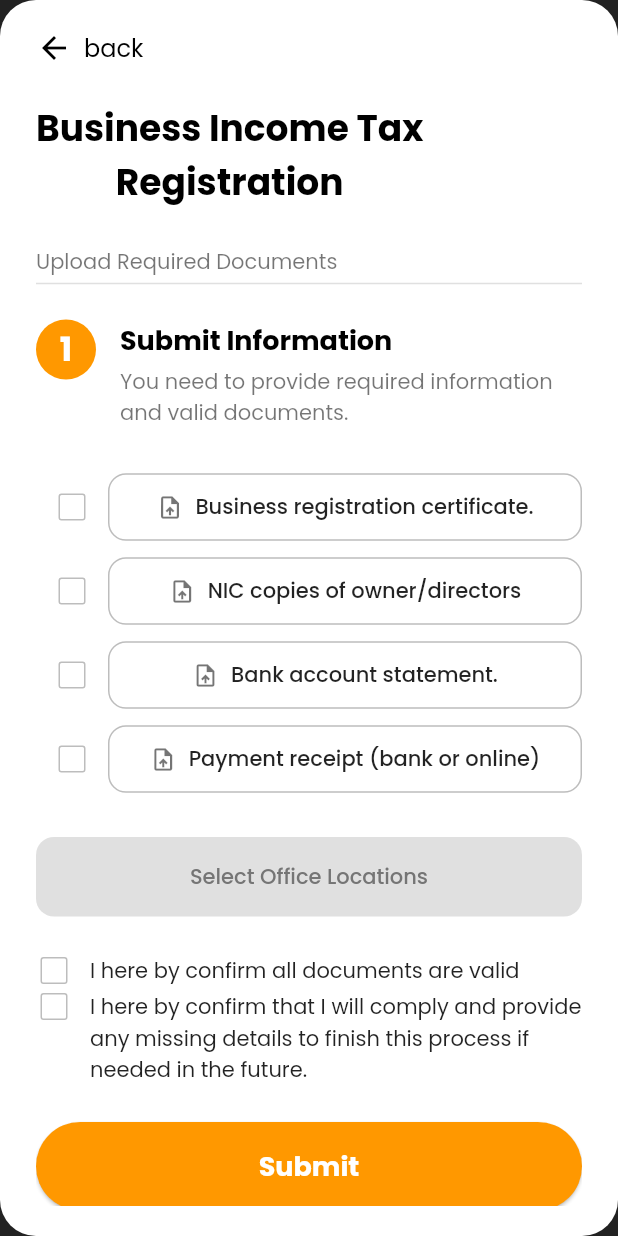
After one commit to GovConn/mobile-app, a Flutter app: the AppointmentDocUplaodScreen screen opened directly, on a phone screen of 412 x 824 dp. The commit adds this screen. Run offline on Flutter 3.47's test engine with Material 2 defaults, Android fonts, the phone set to English and light mode, and no system bars; our stand-ins replace file_picker, flutter_secure_storage, google_fonts, table_calendar; accounts and stored records are empty; network calls fail.

Commit message:
make appointmrnt details section

```diff
--- /dev/null
+++ b/lib/Screens/Appointment/appointment_doc_upload_screen.dart
@@ -0,0 +1,268 @@
+import 'package:flutter/material.dart';
+import 'package:gov_connect_app/Screens/Appointment/resrevation_screen.dart';
+
+class AppointmentDocUplaodScreen extends StatefulWidget {
+  const AppointmentDocUplaodScreen({super.key});
+
+  @override
+  State<AppointmentDocUplaodScreen> createState() => _AppointmentDocUplaodScreenState();
+}
+
+class _AppointmentDocUplaodScreenState extends State<AppointmentDocUplaodScreen> {
+  // State variables to track checkbox states
+  final Map<String, bool> _documentChecks = {
+    'Business registration certificate.': false,
+    'NIC copies of owner/directors': false,
+    'Bank account statement.': false,
+    'Payment receipt (bank or online)': false,
+  };
+
+  bool _confirmValid = false;
+  bool _confirmComply = false;
+
+  @override
+  Widget build(BuildContext context) {
+    return Scaffold(
+      backgroundColor: Colors.black87,
+      body: SafeArea(
+        child: Center(
+          child: Container(
+            padding: const EdgeInsets.symmetric(horizontal: 24.0, vertical: 20.0),
+            decoration: BoxDecoration(
+              color: Colors.white,
+              borderRadius: BorderRadius.circular(24.0),
+            ),
+            child: SingleChildScrollView(
+              child: Column(
+                mainAxisSize: MainAxisSize.min,
+                crossAxisAlignment: CrossAxisAlignment.start,
+                children: [
+                  // --- Back Button ---
+                  const Row(
+                    children: [
+                      Icon(Icons.arrow_back, color: Colors.black),
+                      SizedBox(width: 8),
+                      Text(
+                        'back',
+                        style: TextStyle(color: Colors.black, fontSize: 16),
+                      ),
+                    ],
+                  ),
+                  const SizedBox(height: 24),
+
+                  // --- Header Text ---
+                  const Text(
+                    'Business Income Tax\nRegistration',
+                    textAlign: TextAlign.center,
+                    style: TextStyle(
+                      color: Colors.black,
+                      fontSize: 24,
+                      fontWeight: FontWeight.bold,
+                    ),
+                  ),
+                  const SizedBox(height: 24),
+
+                  // --- Upload Section Header ---
+                  const Text(
+                    'Upload Required Documents',
+                    style: TextStyle(color: Colors.black54, fontSize: 14),
+                  ),
+                  const Divider(color: Colors.black12, height: 8),
+                  const SizedBox(height: 20),
+
+                  // --- Step 1 Information ---
+                  const Row(
+                    crossAxisAlignment: CrossAxisAlignment.start,
+                    children: [
+                      CircleAvatar(
+                        backgroundColor: Colors.orange,
+                        radius: 20,
+                        child: Text(
+                          '1',
+                          style: TextStyle(
+                            color: Colors.white,
+                            fontSize: 22,
+                            fontWeight: FontWeight.bold,
+                          ),
+                        ),
+                      ),
+                      SizedBox(width: 16),
+                      Expanded(
+                        child: Column(
+                          crossAxisAlignment: CrossAxisAlignment.start,
+                          children: [
+                            Text(
+                              'Submit Information',
+                              style: TextStyle(
+                                color: Colors.black,
+                                fontSize: 18,
+                                fontWeight: FontWeight.bold,
+                              ),
+                            ),
+                            SizedBox(height: 4),
+                            Text(
+                              'You need to provide required information and valid documents.',
+                              style: TextStyle(color: Colors.black54, fontSize: 14),
+                            ),
+                          ],
+                        ),
+                      ),
+                    ],
+                  ),
+                  const SizedBox(height: 24),
+
+                  // --- Document Upload List ---
+                  _buildDocumentUploadItem('Business registration certificate.'),
+                  _buildDocumentUploadItem('NIC copies of owner/directors'),
+                  _buildDocumentUploadItem('Bank account statement.'),
+                  _buildDocumentUploadItem('Payment receipt (bank or online)'),
+                  const SizedBox(height: 24),
+
+                  // --- Select Office Locations Button ---
+                  SizedBox(
+                    width: double.infinity,
+                    child: ElevatedButton(
+                      onPressed: () {
+                        // This button appears disabled in the UI
+                      },
+                      style: ElevatedButton.styleFrom(
+                        backgroundColor: Colors.grey[300],
+                        foregroundColor: Colors.grey[600],
+                        padding: const EdgeInsets.symmetric(vertical: 16),
+                        shape: RoundedRectangleBorder(
+                          borderRadius: BorderRadius.circular(12),
+                        ),
+                        elevation: 0,
+                      ),
+                      child: const Text('Select Office Locations'),
+                    ),
+                  ),
+                  const SizedBox(height: 24),
+
+                  // --- Confirmation Checkboxes ---
+                  _buildConfirmationCheckbox(
+                    value: _confirmValid,
+                    onChanged: (val) => setState(() => _confirmValid = val!),
+                    label: 'I here by confirm all documents are valid',
+                  ),
+                  _buildConfirmationCheckbox(
+                    value: _confirmComply,
+                    onChanged: (val) => setState(() => _confirmComply = val!),
+                    label: 'I here by confirm that I will comply and provide any missing details to finish this process if needed in the future.',
+                  ),
+                  const SizedBox(height: 24),
+
+                  // --- Submit Button ---
+                  SizedBox(
+                    width: double.infinity,
+                    child: ElevatedButton(
+                      onPressed: () {
+                       Navigator.push(
+                          context,
+                          MaterialPageRoute(
+                            builder: (_) => const ReservationScreen(),
+                          ),
+                        );
+                      },
+                      style: ElevatedButton.styleFrom(
+                        backgroundColor: Colors.orange,
+                        padding: const EdgeInsets.symmetric(vertical: 16),
+                        shape: RoundedRectangleBorder(
+                          borderRadius: BorderRadius.circular(30),
+                        ),
+                      ),
+                      child: const Text(
+                        'Submit',
+                        style: TextStyle(
+                          fontSize: 18,
+                          fontWeight: FontWeight.bold,
+                          color: Colors.white,
+                        ),
+                      ),
+                    ),
+                  ),
+                ],
+              ),
+            ),
+          ),
+        ),
+      ),
+    );
+  }
+
+  /// Helper widget to build each document upload row
+  Widget _buildDocumentUploadItem(String title) {
+    return Padding(
+      padding: const EdgeInsets.symmetric(vertical: 4.0),
+      child: Row(
+        children: [
+          Checkbox(
+            value: _documentChecks[title],
+            onChanged: (bool? value) {
+              setState(() {
+                _documentChecks[title] = value!;
+              });
+            },
+            activeColor: Colors.orange,
+            checkColor: Colors.white,
+            side: BorderSide(color: Colors.grey.shade400),
+          ),
+          Expanded(
+            child: OutlinedButton.icon(
+              onPressed: () {
+                // Handle file upload
+              },
+              icon: const Icon(Icons.upload_file, color: Colors.black54),
+              label: Text(
+                title,
+                style: const TextStyle(color: Colors.black87),
+                overflow: TextOverflow.ellipsis,
+              ),
+              style: OutlinedButton.styleFrom(
+                side: BorderSide(color: Colors.grey.shade400),
+                shape: RoundedRectangleBorder(
+                  borderRadius: BorderRadius.circular(12),
+                ),
+                padding: const EdgeInsets.symmetric(vertical: 12, horizontal: 16),
+              ),
+            ),
+          ),
+        ],
+      ),
+    );
+  }
+
+  /// Helper widget to build each confirmation checkbox row
+  Widget _buildConfirmationCheckbox({
+    required bool value,
+    required ValueChanged<bool?> onChanged,
+    required String label,
+  }) {
+    return Row(
+      crossAxisAlignment: CrossAxisAlignment.start,
+      children: [
+        SizedBox(
+          height: 24,
+          width: 24,
+          child: Checkbox(
+            value: value,
+            onChanged: onChanged,
+            activeColor: Colors.orange,
+            checkColor: Colors.white,
+             side: BorderSide(color: Colors.grey.shade400),
+          ),
+        ),
+        const SizedBox(width: 12),
+        Expanded(
+          child: Padding(
+            padding: const EdgeInsets.only(top: 2.0),
+            child: Text(
+              label,
+              style: const TextStyle(color: Colors.black87, fontSize: 14),
+            ),
+          ),
+        ),
+      ],
+    );
+  }
+}
--- a/lib/Screens/Appointment/appointment_service_screen.dart
+++ b/lib/Screens/Appointment/appointment_service_screen.dart
@@ -84,7 +84,7 @@ class _AppointmentServicesScreenState extends State<AppointmentServicesScreen> {
                         onTap: () {
                           Navigator.of(context).push(
                             MaterialPageRoute(
-                              builder: (context) => AppointmentDetailsScreen(),
+                              builder: (context) => AppointmentDetailsScreen(categoryId: serviceProvider.services[index].id,),
                             ),
                           );
                         },
--- a/lib/main.dart
+++ b/lib/main.dart
@@ -1,5 +1,6 @@
 import 'package:flutter/material.dart';
 import 'package:gov_connect_app/Screens/onboarding/splash_screen.dart';
+import 'package:gov_connect_app/providers/appointment_provider.dart';
 import 'package:gov_connect_app/providers/auth_provider.dart';
 import 'package:gov_connect_app/providers/doc_upload_provider.dart';
 import 'package:gov_connect_app/providers/register_provider.dart';
@@ -30,6 +31,7 @@ class _MyAppState extends State<MyApp> {
         ChangeNotifierProvider<DocUploadProvider>(create: (context) => DocUploadProvider()),
         ChangeNotifierProvider<AuthProvider>(create: (context) => AuthProvider()),
         ChangeNotifierProvider<ServiceProvider>(create:  (context) => ServiceProvider()),
+        ChangeNotifierProvider<AppointmentProvider>(create:  (context) => AppointmentProvider()),
       ],
       builder: (context, child) {
         final languageProvider = Provider.of<LanguageProvider>(context);
--- /dev/null
+++ b/lib/models/office_model.dart
@@ -0,0 +1,54 @@
+import 'dart:convert';
+
+class Office {
+  final int id;
+  final String email;
+  final String username;
+  final String location;
+  final int categoryId;
+  final String nameSi;
+  final String nameEn;
+  final String nameTa;
+  final String role;
+  final String descriptionSi;
+  final String descriptionEn;
+  final String descriptionTa;
+  final DateTime createdAt;
+
+  Office({
+    required this.id,
+    required this.email,
+    required this.username,
+    required this.location,
+    required this.categoryId,
+    required this.nameSi,
+    required this.nameEn,
+    required this.nameTa,
+    required this.role,
+    required this.descriptionSi,
+    required this.descriptionEn,
+    required this.descriptionTa,
+    required this.createdAt,
+  });
+
+  factory Office.fromMap(Map<String, dynamic> map) {
+    return Office(
+      id: map['id']?.toInt() ?? 0,
+      email: map['email'] ?? '',
+      username: map['username'] ?? '',
+      location: map['location'] ?? '',
+      categoryId: map['category_id']?.toInt() ?? 0,
+      nameSi: map['name_si'] ?? '',
+      nameEn: map['name_en'] ?? '',
+      nameTa: map['name_ta'] ?? '',
+      role: map['role'] ?? '',
+      descriptionSi: map['description_si'] ?? '',
+      descriptionEn: map['description_en'] ?? '',
+      descriptionTa: map['description_ta'] ?? '',
+      createdAt: DateTime.tryParse(map['created_at'] ?? '') ?? DateTime.now(),
+    );
+  }
+
+  factory Office.fromJson(String source) =>
+      Office.fromMap(json.decode(source));
+}
--- /dev/null
+++ b/lib/models/office_service_model.dart
@@ -0,0 +1,55 @@
+// lib/models/gov_service.dart
+import 'dart:convert';
+
+class GovService {
+  final int serviceId;
+  final int govNodeId;
+  final String serviceType;
+  final String serviceNameSi;
+  final String serviceNameEn;
+  final String serviceNameTa;
+  final String descriptionSi;
+  final String descriptionEn;
+  final String descriptionTa;
+  final DateTime createdAt;
+  final DateTime updatedAt;
+  final bool isActive;
+  final List<int> requiredDocumentTypes;
+
+  GovService({
+    required this.serviceId,
+    required this.govNodeId,
+    required this.serviceType,
+    required this.serviceNameSi,
+    required this.serviceNameEn,
+    required this.serviceNameTa,
+    required this.descriptionSi,
+    required this.descriptionEn,
+    required this.descriptionTa,
+    required this.createdAt,
+    required this.updatedAt,
+    required this.isActive,
+    required this.requiredDocumentTypes,
+  });
+
+  factory GovService.fromMap(Map<String, dynamic> map) {
+    return GovService(
+      serviceId: map['service_id']?.toInt() ?? 0,
+      govNodeId: map['gov_node_id']?.toInt() ?? 0,
+      serviceType: map['service_type'] ?? '',
+      serviceNameSi: map['service_name_si'] ?? '',
+      serviceNameEn: map['service_name_en'] ?? '',
+      serviceNameTa: map['service_name_ta'] ?? '',
+      descriptionSi: map['description_si'] ?? '',
+      descriptionEn: map['description_en'] ?? '',
+      descriptionTa: map['description_ta'] ?? '',
+      createdAt: DateTime.tryParse(map['created_at'] ?? '') ?? DateTime.now(),
+      updatedAt: DateTime.tryParse(map['updated_at'] ?? '') ?? DateTime.now(),
+      isActive: map['is_active'] ?? false,
+      requiredDocumentTypes: List<int>.from(map['required_document_types'] ?? []),
+    );
+  }
+
+  factory GovService.fromJson(String source) =>
+      GovService.fromMap(json.decode(source));
+}
--- /dev/null
+++ b/lib/providers/appointment_provider.dart
@@ -0,0 +1,80 @@
+
+import 'package:flutter/material.dart';
+import 'package:gov_connect_app/models/office_service_model.dart';
+import 'package:gov_connect_app/services/office_api_service.dart';
+
+import '../models/office_model.dart';
+
+
+enum NotifierState { initial, loading, loaded, error }
+
+class AppointmentProvider with ChangeNotifier {
+  final OfficeAPiService _apiService = OfficeAPiService();
+
+
+  List<Office> _offices = [];
+  List<GovService> _services = [];
+
+  Office? _selectedOffice;
+  GovService? _selectedService;
+
+  NotifierState _officeState = NotifierState.initial;
+  NotifierState _serviceState = NotifierState.initial;
+  String _errorMessage = '';
+
+  // Getters
+  List<Office> get offices => _offices;
+  List<GovService> get services => _services;
+  Office? get selectedOffice => _selectedOffice;
+  GovService? get selectedService => _selectedService;
+  NotifierState get officeState => _officeState;
+  NotifierState get serviceState => _serviceState;
+  String get errorMessage => _errorMessage;
+
+  // Methods
+  Future<void> getOffices(int categoryId) async {
+    _officeState = NotifierState.loading;
+    notifyListeners();
+
+    try {
+      _offices = await _apiService.fetchOffices(categoryId);
+      _officeState = NotifierState.loaded;
+    } catch (e) {
+      _errorMessage = e.toString();
+      _officeState = NotifierState.error;
+    }
+    notifyListeners();
+  }
+
+  void selectOffice(Office? office) {
+    if (_selectedOffice != office) {
+      _selectedOffice = office;
+      _selectedService = null;
+      _services = [];
+      notifyListeners();
+
+      if (office != null) {
+        getServices(office.id);
+      }
+    }
+  }
+
+  void selectService(GovService? service) {
+    _selectedService = service;
+    notifyListeners();
+  }
+
+  Future<void> getServices(int officeId) async {
+    _serviceState = NotifierState.loading;
+    notifyListeners();
+
+    try {
+      _services = await _apiService.fetchServices(officeId);
+      _serviceState = NotifierState.loaded;
+    } catch (e) {
+      _errorMessage = e.toString();
+      _serviceState = NotifierState.error;
+    }
+    notifyListeners();
+  }
+}
```
Also changed, not shown: lib/Screens/Appointment/appointment_details_screen.dart (+154 -68 lines), lib/services/office_api_service.dart (added, +33 -0 lines).
